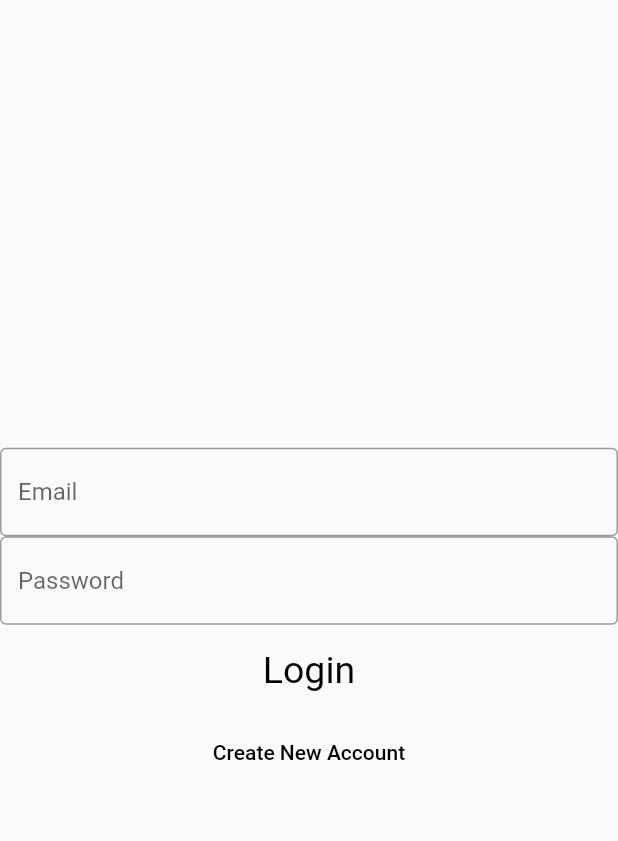
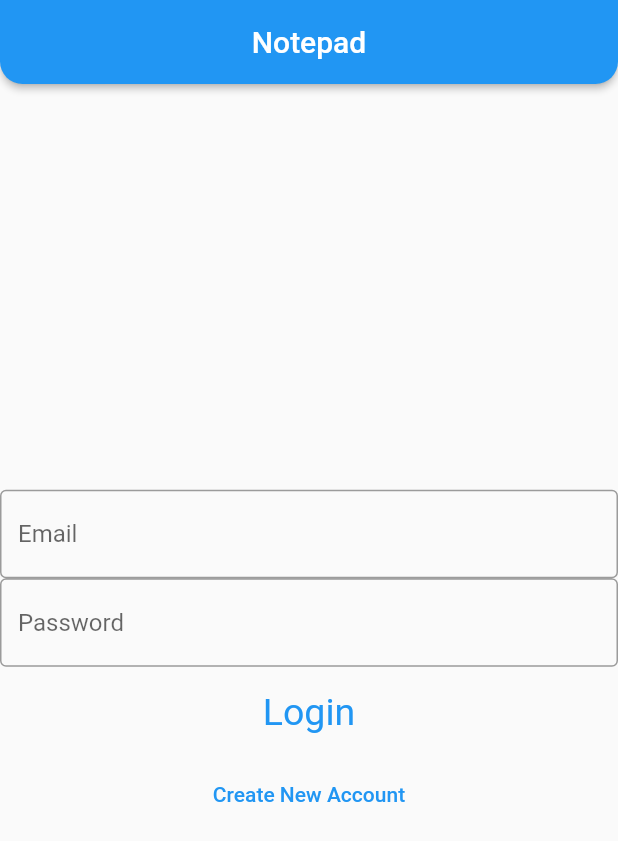
Before and after one commit to MA739/notepad, a Flutter app: the screen it shows after launch, on a phone screen of 412 x 824 dp. Shown: the top 841 px of the screen. Run offline on Flutter 3.47's test engine with Material 2 defaults, Android fonts, the phone set to English and light mode, and no system bars; drawn by our look-alikes of flutter_settings_screens; our stand-ins replace cloud_firestore, date_format, firebase_auth, firebase_core; accounts and stored records are empty; statements that could not run were skipped.

Commit message:
Added header to login screen.

```diff
--- a/lib/login_page.dart
+++ b/lib/login_page.dart
@@ -25,8 +25,15 @@ class _LoginPageState extends State<LoginPage> {
 
   @override
   Widget build(BuildContext context) {
-    return Scaffold(
-      body: Center(
+      return Scaffold(
+          appBar: AppBar(
+            title: const Text("Notepad"),
+            centerTitle: true,
+            shape: const RoundedRectangleBorder(
+              borderRadius:
+              BorderRadius.vertical(bottom: Radius.circular(15))),
+              elevation: 2),
+        body: Center(
           child: Center(
               //padding: EdgeInsets.fromLTRB(3.0, 20.0, 3.0, 0.0,),
               child: Column(
@@ -47,7 +54,6 @@ class _LoginPageState extends State<LoginPage> {
             TextButton(
               style: TextButton.styleFrom(
                 padding: const EdgeInsets.all(16.0),
-                primary: Colors.black,
                 textStyle: const TextStyle(fontSize: 25),
               ),
               onPressed: () => {
@@ -89,7 +95,6 @@ class _LoginPageState extends State<LoginPage> {
             TextButton(
               style: TextButton.styleFrom(
                 padding: const EdgeInsets.all(16.0),
-                primary: Colors.black,
                 //textStyle: const TextStyle(Fontweight.bold),
               ),
               onPressed: () {
--- a/lib/new_notepage.dart
+++ b/lib/new_notepage.dart
@@ -50,8 +50,7 @@ class _NotePageState extends State<NotePage> {
                     hintText: "Title",
                     hintStyle: TextStyle(
                         fontSize: 25,
-                        fontWeight: FontWeight.bold,
-                        color: Colors.black)),
+                        fontWeight: FontWeight.bold)),
                 style:
                     const TextStyle(fontSize: 25, fontWeight: FontWeight.bold),
                 autofocus: true,
```
